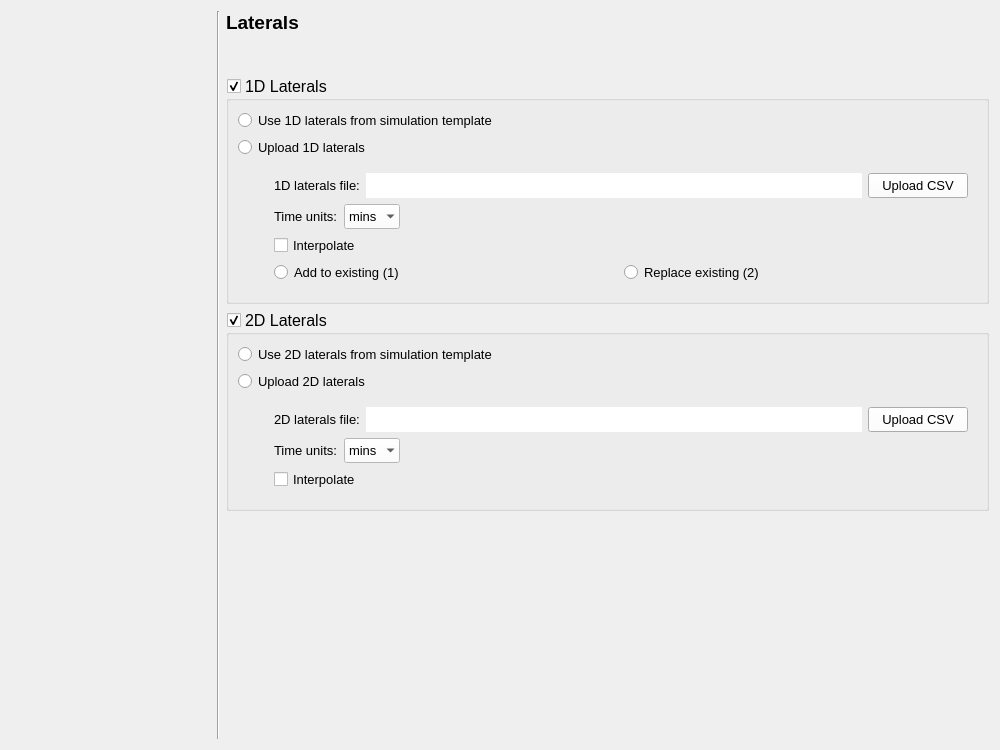
Old version of the form threedi_models_and_simulations/ui/simulation_wizard/page_laterals.ui in the repository nens/threedi-api-qgis-client.
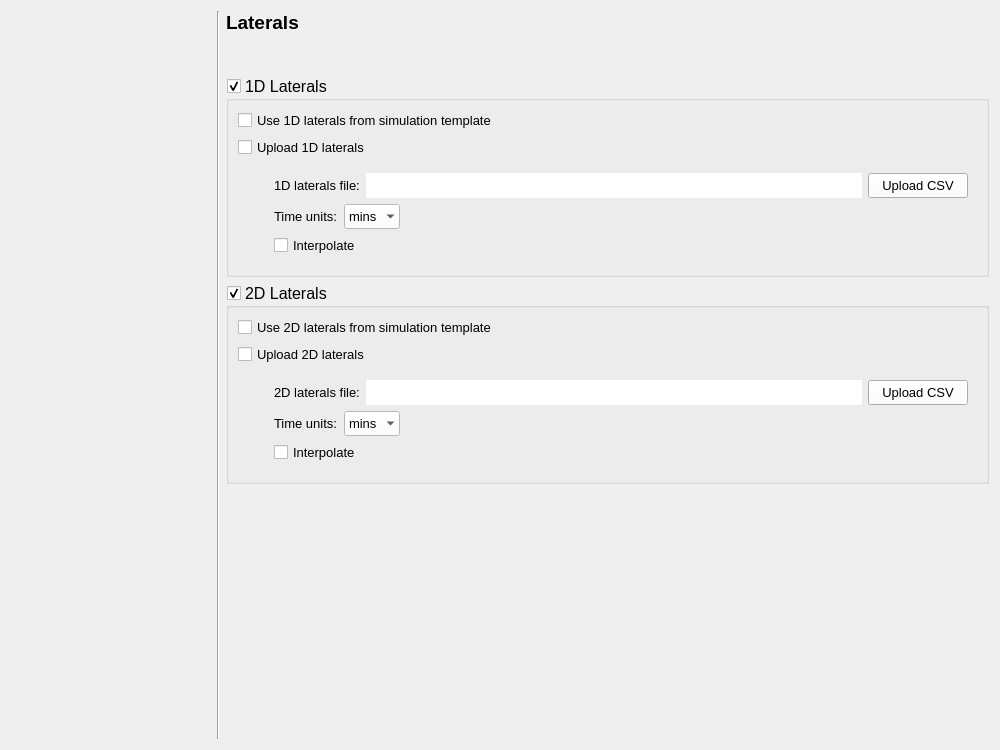
New version of the form.

Commit message: use checkbox instead of radio button

What changed in the file:
```diff
--- a/threedi_models_and_simulations/ui/simulation_wizard/page_laterals.ui
+++ b/threedi_models_and_simulations/ui/simulation_wizard/page_laterals.ui
@@ -169,7 +169,7 @@
        <number>9</number>
       </property>
       <item row="1" column="0">
-       <widget class="QRadioButton" name="rb_upload_2d_laterals">
+       <widget class="QCheckBox" name="cb_upload_2d_laterals">
         <property name="font">
          <font>
           <family>Segoe UI</family>
@@ -182,7 +182,7 @@
        </widget>
       </item>
       <item row="0" column="0">
-       <widget class="QRadioButton" name="rb_use_2d_laterals">
+       <widget class="QCheckBox" name="cb_use_2d_laterals">
         <property name="font">
          <font>
           <family>Segoe UI</family>
@@ -447,7 +447,7 @@
        <number>9</number>
       </property>
       <item row="1" column="0">
-       <widget class="QRadioButton" name="rb_upload_1d_laterals">
+       <widget class="QCheckBox" name="cb_upload_1d_laterals">
         <property name="font">
          <font>
           <family>Segoe UI</family>
@@ -460,7 +460,7 @@
        </widget>
       </item>
       <item row="0" column="0">
-       <widget class="QRadioButton" name="rb_use_1d_laterals">
+       <widget class="QCheckBox" name="cb_use_1d_laterals">
         <property name="font">
          <font>
           <family>Segoe UI</family>
@@ -715,50 +715,6 @@
            </property>
           </widget>
          </item>
-         <item row="3" column="0">
-          <widget class="QWidget" name="additional_1d" native="true">
-           <layout class="QHBoxLayout" name="horizontalLayout_5">
-            <property name="leftMargin">
-             <number>0</number>
-            </property>
-            <property name="topMargin">
-             <number>0</number>
-            </property>
-            <property name="rightMargin">
-             <number>0</number>
-            </property>
-            <property name="bottomMargin">
-             <number>0</number>
-            </property>
-            <item>
-             <widget class="QRadioButton" name="rb_add_to_existing">
-              <property name="font">
-               <font>
-                <family>Segoe UI</family>
-                <pointsize>10</pointsize>
-               </font>
-              </property>
-              <property name="text">
-               <string>Add to existing (1)</string>
-              </property>
-             </widget>
-            </item>
-            <item>
-             <widget class="QRadioButton" name="rb_replace_existing">
-              <property name="font">
-               <font>
-                <family>Segoe UI</family>
-                <pointsize>10</pointsize>
-               </font>
-              </property>
-              <property name="text">
-               <string>Replace existing (2)</string>
-              </property>
-             </widget>
-            </item>
-           </layout>
-          </widget>
-         </item>
         </layout>
        </widget>
       </item>
```
The commit also changes 2 other files.
